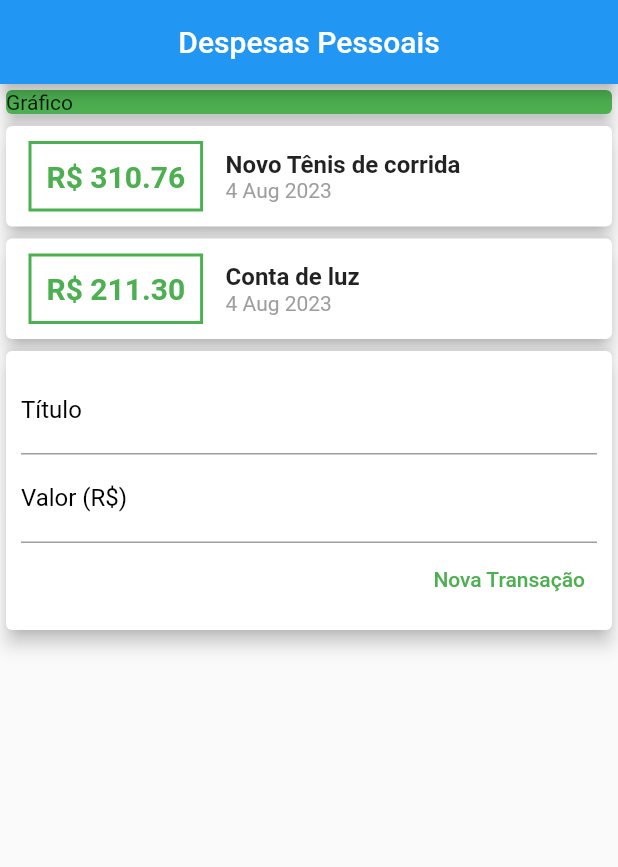
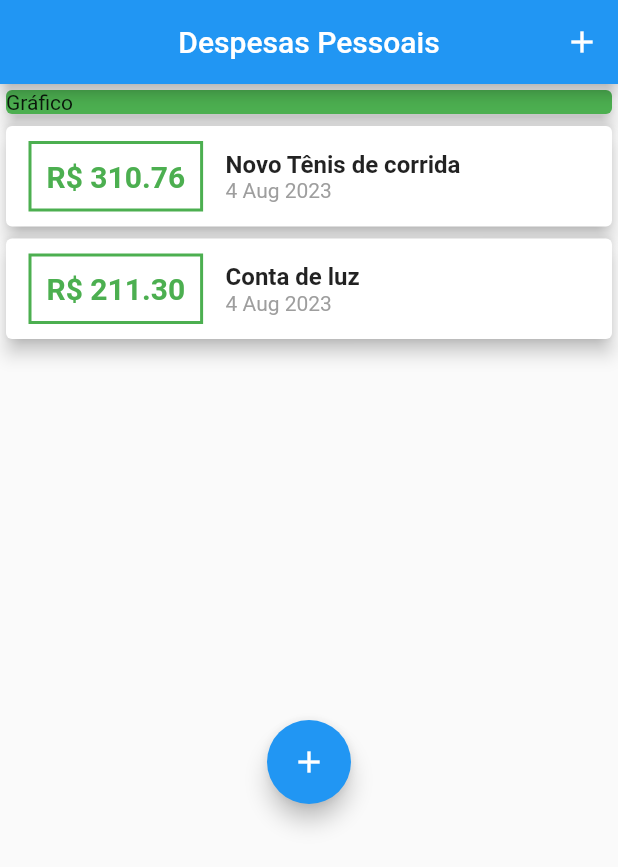
Before and after one commit to decolemos/personal_expenses_app_project, a Flutter app: the screen it shows after launch, on a phone screen of 412 x 824 dp. Shown: the top 867 px of the screen. Run offline on Flutter 3.47's test engine with Material 2 defaults, Android fonts, the phone set to English and light mode, and no system bars.

Commit message:
continuando projeto app de despesas

```diff
--- /dev/null
+++ b/lib/components/transaction_list.dart
@@ -0,0 +1,69 @@
+import 'package:expenses/models/transaction.dart';
+import 'package:flutter/material.dart';
+import 'package:intl/intl.dart';
+
+class TransactionList extends StatelessWidget {
+
+  final List<Transaction> transactions;
+
+  const TransactionList({super.key, required this.transactions});
+
+  @override
+  Widget build(BuildContext context) {
+  return SizedBox(
+    height: 400,
+    child: ListView.builder(
+      itemCount: transactions.length,
+      itemBuilder: (context, index) {
+        final transaction = transactions[index];
+        return Card(
+          elevation: 5,
+          child: Row(
+            children: [
+              Container(
+                margin: const EdgeInsets.symmetric(
+                  horizontal: 15,
+                  vertical: 10
+                ),
+                decoration: BoxDecoration(
+                  border: Border.all(
+                    width: 2,
+                    color: Colors.green
+                  )
+                ),
+                padding: const EdgeInsets.all(10),
+                child: Text(
+                  "R\$ ${transaction.value.toStringAsFixed(2)}",
+                  style: const TextStyle(
+                    fontWeight: FontWeight.bold,
+                    fontSize: 20,
+                    color: Colors.green
+                  ),
+                )
+              ),
+              Column(
+                crossAxisAlignment: CrossAxisAlignment.start,
+                children: [
+                  Text(
+                    transaction.title,
+                      style: const TextStyle(
+                        fontWeight: FontWeight.bold,
+                        fontSize: 16
+                      ),
+                    ),
+                  Text(
+                    DateFormat("d MMM y").format(transaction.date),
+                    style: const TextStyle(
+                      color: Colors.grey
+                    ),
+                  )
+                ],
+              )
+            ],
+          ),
+        );
+      },
+    ),
+   );
+  }
+}
--- a/lib/main.dart
+++ b/lib/main.dart
@@ -1,6 +1,8 @@
-import 'package:expenses/models/transaction.dart';
+import 'dart:math';
 import 'package:flutter/material.dart';
-import 'package:intl/intl.dart';
+import 'components/transaction_form.dart';
+import 'components/transaction_list.dart';
+import 'models/transaction.dart';
 
 void main() {
   runApp(const ExpensesApp());
@@ -11,14 +13,21 @@ class ExpensesApp extends StatelessWidget {
 
   @override
   Widget build(BuildContext context) {
-    return MaterialApp(
+    return const MaterialApp(
       home: MyHomePage()
     );
   }
 }
 
-class MyHomePage extends StatelessWidget {
-     MyHomePage({super.key});
+class MyHomePage extends StatefulWidget {
+    const  MyHomePage({super.key} );
+
+  @override
+  State<MyHomePage> createState() => _MyHomePageState();
+}
+
+class _MyHomePageState extends State<MyHomePage> {
+
 
   final _transactions = [
     Transaction(
@@ -35,14 +44,46 @@ class MyHomePage extends StatelessWidget {
     ),
   ];
 
+
+  void _addTransaction(String title, double value) {
+    final newTransaction = Transaction(
+      id: Random().nextDouble().toString(),
+      title: title,
+      value: value,
+      date: DateTime.now()
+    );
+
+    setState(() {
+      _transactions.add(newTransaction);
+    });
+    Navigator.pop(context);
+  }
+
+  void _openTransactionFormModal(BuildContext context) {
+    showModalBottomSheet(
+      context: context,
+      builder: (_) {
+        return TransactionForm(onSubmit: _addTransaction);
+      },
+    );
+  }
+
+
   @override
   Widget build(BuildContext context) {
     return Scaffold(
       appBar: AppBar(
         title: const Text("Despesas Pessoais"),
         centerTitle: true,
+        actions: [
+          IconButton(
+            onPressed: () => _openTransactionFormModal(context),
+            icon: const Icon(Icons.add)
+          )
+        ],
       ),
-      body: Column(
+      body: SingleChildScrollView(
+        child: Column(
           crossAxisAlignment: CrossAxisAlignment.stretch,
           children: [
             const SizedBox(
@@ -52,100 +93,14 @@ class MyHomePage extends StatelessWidget {
                 child: Text("Gráfico"),
               ),
             ),
-          Column(
-            children: _transactions.map((transaction) {
-              return Card(
-                elevation: 5,
-                child: Row(
-                  children: [
-                    Container(
-                      margin: const EdgeInsets.symmetric(
-                        horizontal: 15,
-                        vertical: 10
-                      ),
-                      decoration: BoxDecoration(
-                        border: Border.all(
-                          width: 2,
-                          color: Colors.green
-                        )
-                      ),
-                      padding: const EdgeInsets.all(10),
-                      child: Text(
-                        "R\$ ${transaction.value.toStringAsFixed(2)}",
-                        style: const TextStyle(
-                          fontWeight: FontWeight.bold,
-                          fontSize: 20,
-                          color: Colors.green
-                        ),
-                      )
-                    ),
-                    Column(
-                      crossAxisAlignment: CrossAxisAlignment.start,
-                      children: [
-                        Text(
-                          transaction.title,
-                            style: const TextStyle(
-                              fontWeight: FontWeight.bold,
-                              fontSize: 16
-                            ),
-                          ),
-                        Text(
-                          DateFormat("d MMM y").format(transaction.date),
-                          style: const TextStyle(
-                            color: Colors.grey
-                          ),
-                        )
-                      ],
-                    )
-                  ],
-                ),
-              );
-            }).toList(),
-          ),
-          Card(
-            elevation: 5,
-            child: Padding(
-              padding: const EdgeInsets.all(10),
-              child: Column(
-                children: [
-                  TextFormField(
-
-                    decoration: const InputDecoration(
-                      labelText: "Título",
-                      labelStyle: TextStyle(color: Colors.black),
-                      focusedBorder: UnderlineInputBorder(
-                        borderSide: BorderSide(color: Colors.black)
-                      )
-                    ),
-                  ),
-                  TextFormField(
-                    decoration: const InputDecoration(
-                      labelText: "Valor (R\$)",
-                      labelStyle: TextStyle(color: Colors.black),
-
-                      focusedBorder: UnderlineInputBorder(
-                        borderSide: BorderSide(color: Colors.black)
-                      )
-                    ),
-                  ),
-                  Row(
-                    mainAxisAlignment: MainAxisAlignment.end,
-                    children: [
-                      TextButton(
-                        onPressed: () {},
-                        style: const ButtonStyle(
-                          overlayColor: MaterialStatePropertyAll(Color(0x0f008000))
-                        ),
-                        child: const Text("Nova Transação", style: TextStyle(color: Colors.green),)
-                      ),
-                    ],
+            TransactionList(transactions: _transactions),
+            FloatingActionButton(
+              onPressed: () => _openTransactionFormModal(context),
+              child: const Icon(Icons.add),
             )
           ],
         ),
       ),
-          )
-        ],
-      )
     );
   }
 }
```
Also changed, not shown: lib/components/transaction_form.dart (added, +77 -0 lines). Lines whose indentation alone changed are shown as unchanged.
